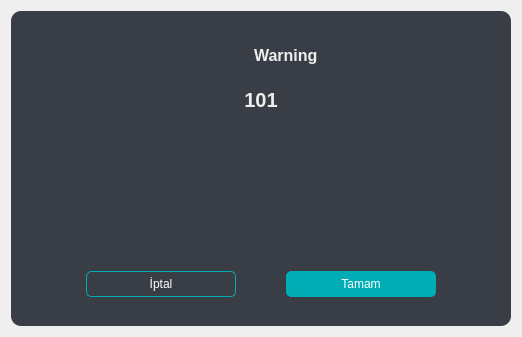
Qt form templates/ui/popup.ui (ismaildrcn/data-labeling) before a commit.
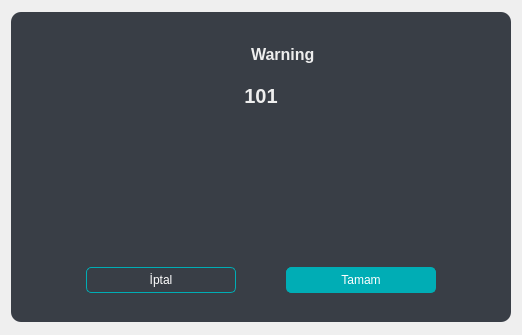
The same form after that commit.

```diff
--- a/templates/ui/popup.ui
+++ b/templates/ui/popup.ui
@@ -66,14 +66,14 @@
              <widget class="QLabel" name="popup_icon">
               <property name="minimumSize">
                <size>
-                <width>35</width>
-                <height>35</height>
+                <width>30</width>
+                <height>30</height>
                </size>
               </property>
               <property name="maximumSize">
                <size>
-                <width>35</width>
-                <height>35</height>
+                <width>30</width>
+                <height>30</height>
                </size>
               </property>
               <property name="text">
```
